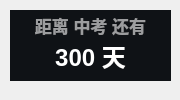
Above: ui/minimize/dark/widget-countdown-custom.ui from RinLit-233-shiroko/Class-Widgets before the change. Below: the same form after it.
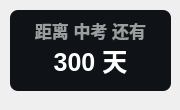
That is the form after the change.

Commit message: feature: custom image themes support, add 2 themes (shiroko&hoshino)

```diff
--- a/ui/minimize/dark/widget-countdown-custom.ui
+++ b/ui/minimize/dark/widget-countdown-custom.ui
@@ -7,7 +7,7 @@
     <x>0</x>
     <y>0</y>
     <width>180</width>
-    <height>100</height>
+    <height>110</height>
    </rect>
   </property>
   <property name="minimumSize">
@@ -31,7 +31,7 @@
      <x>10</x>
      <y>10</y>
      <width>161</width>
-     <height>31</height>
+     <height>41</height>
     </rect>
    </property>
    <property name="font">
@@ -59,16 +59,16 @@
   <widget class="QLabel" name="custom_countdown">
    <property name="geometry">
     <rect>
-     <x>10</x>
+     <x>20</x>
      <y>30</y>
-     <width>161</width>
-     <height>51</height>
+     <width>141</width>
+     <height>61</height>
     </rect>
    </property>
    <property name="font">
     <font>
      <family>Microsoft YaHei UI</family>
-     <pointsize>18</pointsize>
+     <pointsize>19</pointsize>
      <weight>75</weight>
      <bold>true</bold>
     </font>
@@ -94,11 +94,12 @@
      <x>10</x>
      <y>10</y>
      <width>161</width>
-     <height>71</height>
+     <height>81</height>
     </rect>
    </property>
    <property name="styleSheet">
     <string notr="true">background-color: rgba(15, 18, 22, 255);
+border-radius: 8px
 </string>
    </property>
    <property name="text">
```
The commit also changes 74 other files.
